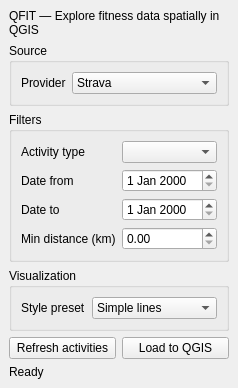
ebelo/qfit, file qfit_dockwidget_base.ui: the form before one commit.
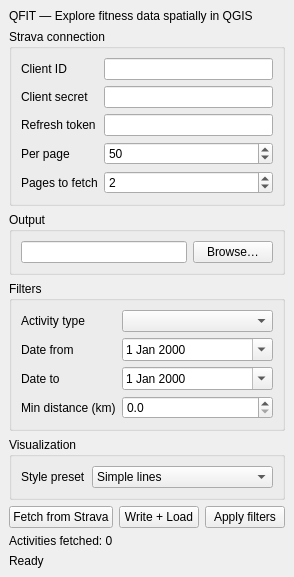
The form after the commit.

Commit message: Implement QFIT Strava import MVP

Patch:
```diff
--- a/qfit_dockwidget_base.ui
+++ b/qfit_dockwidget_base.ui
@@ -20,23 +20,30 @@
     <item>
      <widget class="QGroupBox" name="sourceGroupBox">
       <property name="title">
-       <string>Source</string>
+       <string>Strava connection</string>
       </property>
-      <layout class="QFormLayout" name="formLayout">
-       <item row="0" column="0">
-        <widget class="QLabel" name="sourceLabel">
-         <property name="text">
-          <string>Provider</string>
-         </property>
-        </widget>
-       </item>
-       <item row="0" column="1">
-        <widget class="QComboBox" name="providerComboBox">
-         <item><property name="text"><string>Strava</string></property></item>
-         <item><property name="text"><string>FIT file (future)</string></property></item>
-         <item><property name="text"><string>GPX file (future)</string></property></item>
-        </widget>
-       </item>
+      <layout class="QFormLayout" name="credentialsLayout">
+       <item row="0" column="0"><widget class="QLabel" name="clientIdLabel"><property name="text"><string>Client ID</string></property></widget></item>
+       <item row="0" column="1"><widget class="QLineEdit" name="clientIdLineEdit"/></item>
+       <item row="1" column="0"><widget class="QLabel" name="clientSecretLabel"><property name="text"><string>Client secret</string></property></widget></item>
+       <item row="1" column="1"><widget class="QLineEdit" name="clientSecretLineEdit"><property name="echoMode"><enum>QLineEdit::Password</enum></property></widget></item>
+       <item row="2" column="0"><widget class="QLabel" name="refreshTokenLabel"><property name="text"><string>Refresh token</string></property></widget></item>
+       <item row="2" column="1"><widget class="QLineEdit" name="refreshTokenLineEdit"><property name="echoMode"><enum>QLineEdit::Password</enum></property></widget></item>
+       <item row="3" column="0"><widget class="QLabel" name="perPageLabel"><property name="text"><string>Per page</string></property></widget></item>
+       <item row="3" column="1"><widget class="QSpinBox" name="perPageSpinBox"><property name="minimum"><number>1</number></property><property name="maximum"><number>200</number></property><property name="value"><number>50</number></property></widget></item>
+       <item row="4" column="0"><widget class="QLabel" name="maxPagesLabel"><property name="text"><string>Pages to fetch</string></property></widget></item>
+       <item row="4" column="1"><widget class="QSpinBox" name="maxPagesSpinBox"><property name="minimum"><number>1</number></property><property name="maximum"><number>20</number></property><property name="value"><number>2</number></property></widget></item>
+      </layout>
+     </widget>
+    </item>
+    <item>
+     <widget class="QGroupBox" name="outputGroupBox">
+      <property name="title">
+       <string>Output</string>
+      </property>
+      <layout class="QHBoxLayout" name="outputLayout">
+       <item><widget class="QLineEdit" name="outputPathLineEdit"/></item>
+       <item><widget class="QPushButton" name="browseButton"><property name="text"><string>Browse…</string></property></widget></item>
       </layout>
      </widget>
     </item>
@@ -49,11 +56,11 @@
        <item row="0" column="0"><widget class="QLabel" name="activityTypeLabel"><property name="text"><string>Activity type</string></property></widget></item>
        <item row="0" column="1"><widget class="QComboBox" name="activityTypeComboBox"/></item>
        <item row="1" column="0"><widget class="QLabel" name="dateFromLabel"><property name="text"><string>Date from</string></property></widget></item>
-       <item row="1" column="1"><widget class="QDateEdit" name="dateFromEdit"/></item>
+       <item row="1" column="1"><widget class="QDateEdit" name="dateFromEdit"><property name="calendarPopup"><bool>true</bool></property></widget></item>
        <item row="2" column="0"><widget class="QLabel" name="dateToLabel"><property name="text"><string>Date to</string></property></widget></item>
-       <item row="2" column="1"><widget class="QDateEdit" name="dateToEdit"/></item>
+       <item row="2" column="1"><widget class="QDateEdit" name="dateToEdit"><property name="calendarPopup"><bool>true</bool></property></widget></item>
        <item row="3" column="0"><widget class="QLabel" name="distanceLabel"><property name="text"><string>Min distance (km)</string></property></widget></item>
-       <item row="3" column="1"><widget class="QDoubleSpinBox" name="minDistanceSpinBox"/></item>
+       <item row="3" column="1"><widget class="QDoubleSpinBox" name="minDistanceSpinBox"><property name="decimals"><number>1</number></property><property name="maximum"><double>1000.000000000000000</double></property></widget></item>
       </layout>
      </widget>
     </item>
@@ -75,15 +82,22 @@
     </item>
     <item>
      <layout class="QHBoxLayout" name="buttonLayout">
-      <item><widget class="QPushButton" name="refreshButton"><property name="text"><string>Refresh activities</string></property></widget></item>
-      <item><widget class="QPushButton" name="loadButton"><property name="text"><string>Load to QGIS</string></property></widget></item>
+      <item><widget class="QPushButton" name="refreshButton"><property name="text"><string>Fetch from Strava</string></property></widget></item>
+      <item><widget class="QPushButton" name="loadButton"><property name="text"><string>Write + Load</string></property></widget></item>
+      <item><widget class="QPushButton" name="applyFiltersButton"><property name="text"><string>Apply filters</string></property></widget></item>
      </layout>
     </item>
+    <item>
+     <widget class="QLabel" name="countLabel">
+      <property name="text"><string>Activities fetched: 0</string></property>
+     </widget>
+    </item>
     <item>
      <widget class="QLabel" name="statusLabel">
       <property name="text">
        <string>Ready</string>
       </property>
+      <property name="wordWrap"><bool>true</bool></property>
      </widget>
     </item>
    </layout>
```
Left out of the diff: 3 changed lines with no effect on the pictures. The commit also changes 6 other files.
